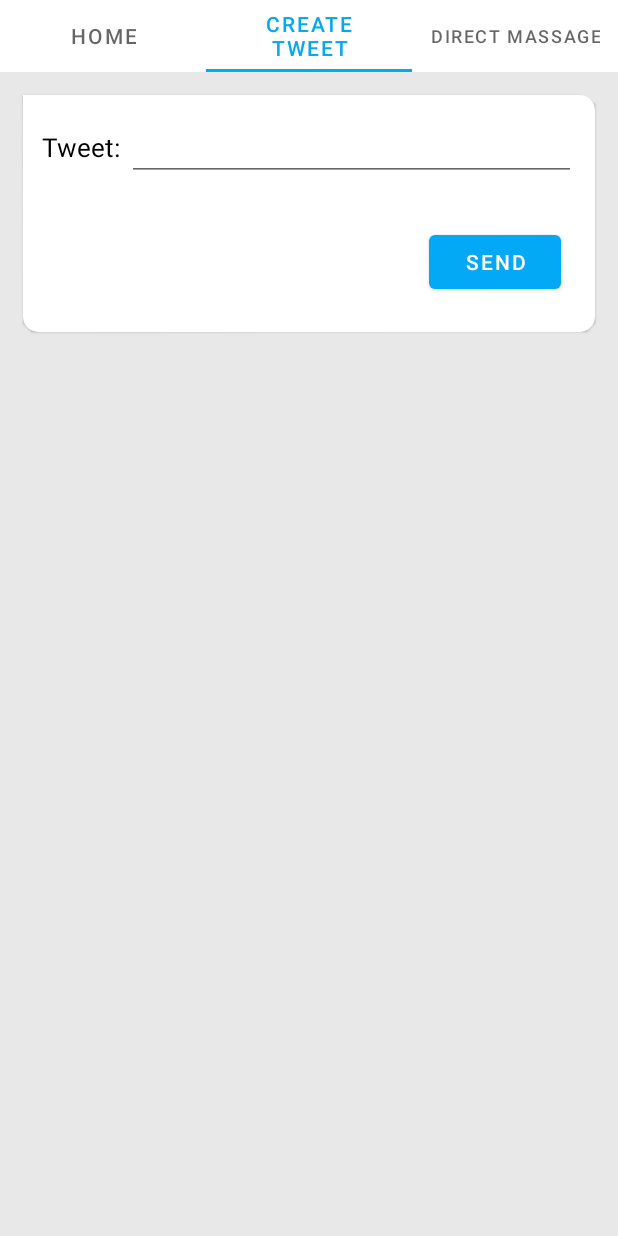
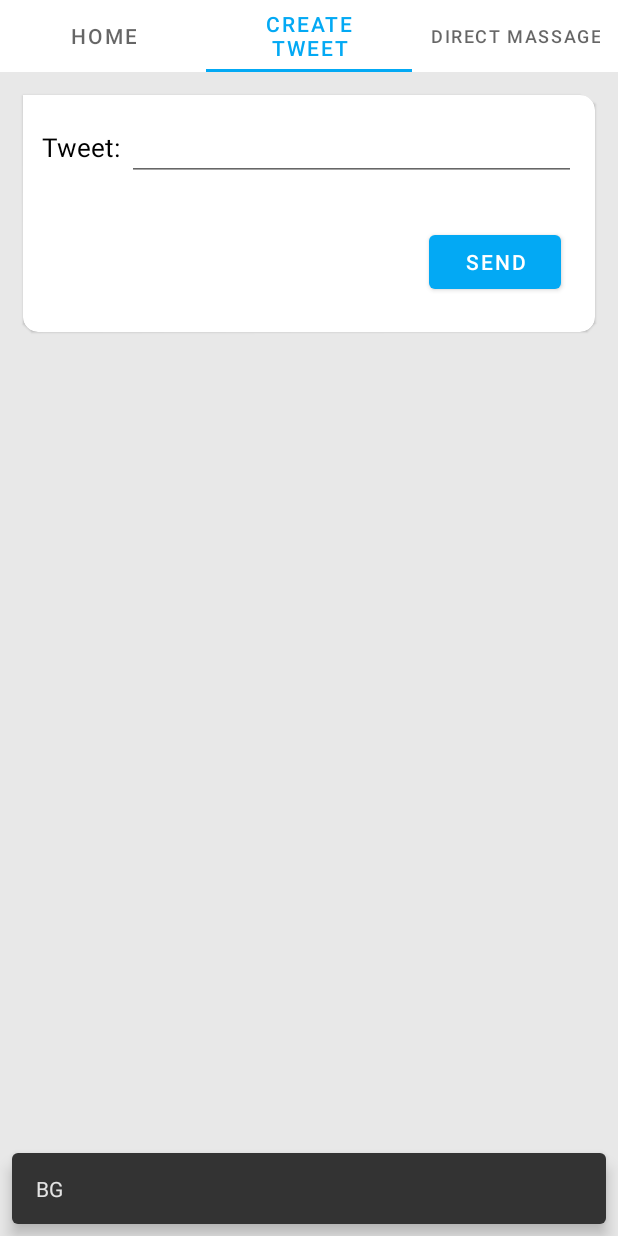
Before and after one commit to druce18/twitter_timeline, an Android app: the screen it shows after launch (MainActivity), tab 2 chosen, on a phone screen of 412 x 824 dp. Run offline under Robolectric (Android 15) with nearby library versions, the phone set to English and light mode, and no system bars; network calls fail; pictures from the network do not load.

Commit message:
CW ViewModel

```diff
--- a/app/build.gradle
+++ b/app/build.gradle
@@ -48,13 +48,18 @@ dependencies {
     implementation 'androidx.recyclerview:recyclerview:1.1.0'
     implementation 'androidx.navigation:navigation-fragment-ktx:2.2.1'
     implementation 'androidx.navigation:navigation-ui-ktx:2.2.1'
+    implementation 'androidx.lifecycle:lifecycle-viewmodel-ktx:2.2.0'
+    implementation 'androidx.lifecycle:lifecycle-livedata-ktx:2.2.0'
+
     implementation 'com.squareup.okhttp3:okhttp:4.5.0'
     implementation 'com.google.code.gson:gson:2.8.6'
     implementation 'com.google.guava:guava:28.2-android'
     implementation 'com.squareup.retrofit2:retrofit:2.8.1'
     implementation 'com.squareup.retrofit2:converter-gson:2.8.1'
+
     implementation 'com.github.bumptech.glide:glide:4.11.0'
     annotationProcessor 'com.github.bumptech.glide:compiler:4.11.0'
+
     testImplementation 'junit:junit:4.13'
     androidTestImplementation 'androidx.test.ext:junit:1.1.1'
     androidTestImplementation 'androidx.test.espresso:espresso-core:3.2.0'
--- a/app/src/main/java/by/twitter/storage/Tweets.kt
+++ b/app/src/main/java/by/twitter/storage/Tweets.kt
@@ -1,6 +1,8 @@
 package by.twitter.storage
 
 import android.accounts.NetworkErrorException
+import androidx.lifecycle.LiveData
+import androidx.lifecycle.MutableLiveData
 import by.twitter.model.Tweet
 import by.twitter.network.TwitterServiceImpl
 import retrofit2.Call
@@ -12,7 +14,12 @@ object Tweets : Crud<Tweet> {
     private var tweets = mutableListOf<Tweet>()
     private var flagReadNetwork = true
 
+    private val _processingEnd = MutableLiveData(false)
+    val processingEnd: LiveData<Boolean> = _processingEnd
+
     override fun create(text: String) {
+        _processingEnd.value = false
+
         TwitterServiceImpl.twitterService
                 .postUpdateTweet(text)
                 .enqueue(object : Callback<Tweet> {
@@ -26,8 +33,12 @@ object Tweets : Crud<Tweet> {
                             tweets.add(0, tweet)
                         }
                         println("New tweet: $tweet")
+
+                        _processingEnd.value = true
+
                     }
                 })
+
     }
 
     override fun read(): List<Tweet> {
--- a/app/src/main/java/by/twitter/ui/createtweet/CreateTweetFragment.kt
+++ b/app/src/main/java/by/twitter/ui/createtweet/CreateTweetFragment.kt
@@ -3,6 +3,8 @@ package by.twitter.ui.createtweet
 import android.os.Bundle
 import android.view.View
 import androidx.fragment.app.Fragment
+import androidx.fragment.app.viewModels
+import androidx.lifecycle.Observer
 import by.twitter.R
 import by.twitter.storage.Tweets
 import com.google.android.material.snackbar.Snackbar
@@ -13,23 +15,35 @@ class CreateTweetFragment : Fragment(R.layout.fragment_create_tweet) {
     override fun onViewCreated(view: View, savedInstanceState: Bundle?) {
         super.onViewCreated(view, savedInstanceState)
 
+        subscribeViewModel()
+
+    }
+
+    private fun subscribeViewModel() {
+        val viewModel: CreateTweetViewModel by viewModels()
+        viewModel.loading.observe(viewLifecycleOwner, Observer<Boolean?> {
+            if (it == null) return@Observer
+            if (it) {
+                progressBar.visibility = View.VISIBLE
+                tweetFormMaterialCardView.visibility = View.GONE
+            } else {
+                progressBar.visibility = View.GONE
+                tweetFormMaterialCardView.visibility = View.VISIBLE
+            }
+        })
+
+        viewModel.goBackToTimeline.observe(viewLifecycleOwner, Observer<Boolean?> {
+            Snackbar.make(requireView(), "BG", Snackbar.LENGTH_LONG).show()
+        })
+
         sendTweetButton.setOnClickListener {
-            saveTweet(view)
+            val massage = massageTweetTextInputEditText.text.toString()
+            if (massage.isNotEmpty()) {
+                viewModel.createTweet(massage)
+            }
         }
 
     }
-
-    private fun saveTweet(view: View) {
-        val massage = massageTweetTextInputEditText.text.toString()
-        if (massage.isNotEmpty()) {
-            Tweets.create(massage)
-            massageTweetTextInputEditText.text?.clear()
-            Snackbar.make(view, "Tweet sent", Snackbar.LENGTH_LONG).show()
-        } else {
-            Snackbar.make(view, R.string.wrong_input, Snackbar.LENGTH_LONG).show()
-        }
-    }
-
 
     companion object {
 
--- /dev/null
+++ b/app/src/main/java/by/twitter/ui/createtweet/CreateTweetViewModel.kt
@@ -0,0 +1,31 @@
+package by.twitter.ui.createtweet
+
+import androidx.lifecycle.LiveData
+import androidx.lifecycle.MutableLiveData
+import androidx.lifecycle.Observer
+import androidx.lifecycle.ViewModel
+import by.twitter.storage.Tweets
+
+class CreateTweetViewModel : ViewModel() {
+
+    private val _loading = MutableLiveData(false)
+    val loading: LiveData<Boolean> = _loading
+
+    private val _goBackToTimeline = MutableLiveData(false)
+    val goBackToTimeline: LiveData<Boolean> = _goBackToTimeline
+
+    init {
+        Tweets.processingEnd.observeForever(Observer {
+            if(it){
+                _loading.value = false
+                _goBackToTimeline.value = it
+            }
+        })
+    }
+
+    fun createTweet(text: String) {
+        _loading.value = true
+        Tweets.create(text)
+    }
+
+}
--- a/app/src/main/res/layout/fragment_create_tweet.xml
+++ b/app/src/main/res/layout/fragment_create_tweet.xml
@@ -7,7 +7,15 @@
     android:background="@color/white_grey"
     tools:context=".ui.createtweet.CreateTweetFragment">
 
+    <ProgressBar
+        android:id="@+id/progressBar"
+        android:layout_width="wrap_content"
+        android:layout_height="wrap_content"
+        android:layout_gravity="center"
+        android:visibility="gone" />
+
     <com.google.android.material.card.MaterialCardView
+        android:id="@+id/tweetFormMaterialCardView"
         style="@style/TweetsCornerCardView"
         android:layout_width="match_parent"
         android:layout_height="wrap_content"
```
